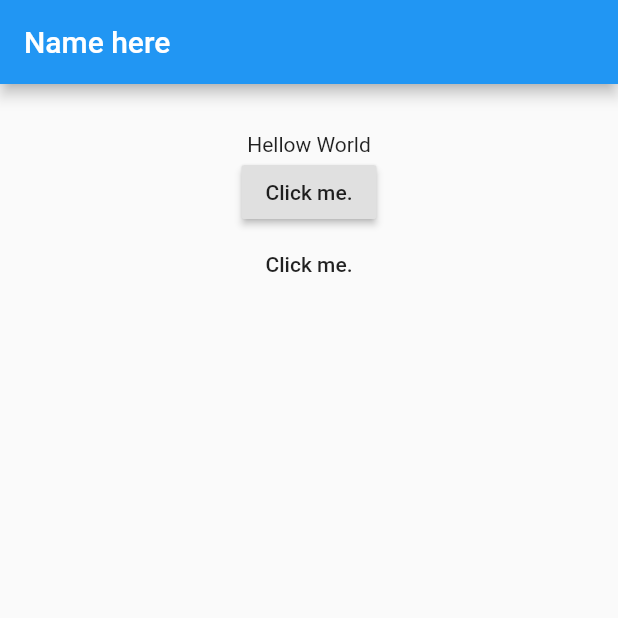
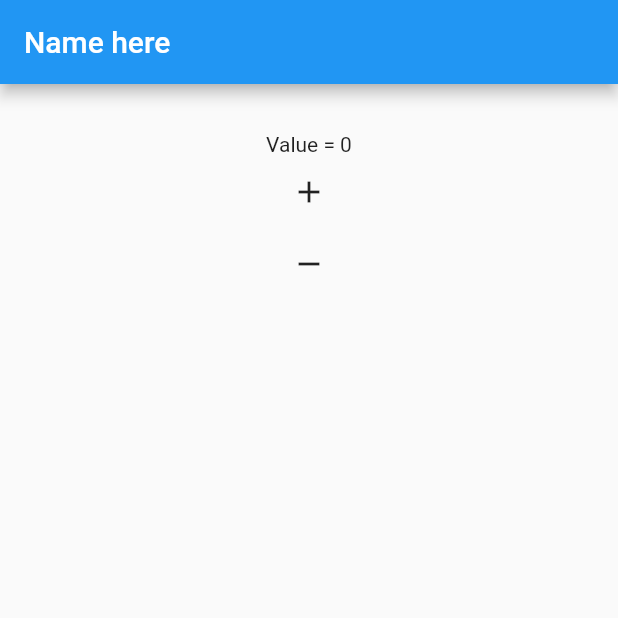
Before and after one commit to NaokiDohi/Flutter-Beginners_Button, a Flutter app: the screen it shows after launch, on a phone screen of 412 x 824 dp, the top half of it. Run offline on Flutter 3.47's test engine with Material 2 defaults, Android fonts, the phone set to English and light mode, and no system bars.

Commit message:
Icon Button

```diff
--- a/lib/main.dart
+++ b/lib/main.dart
@@ -12,11 +12,17 @@ class MyApp extends StatefulWidget {
 }
 
 class _State extends State<MyApp> {
-  String _value = "Hellow World";
+  int _value = 0;
 
-  void _onPressed() {
+  void _add() {
     setState(() {
-      _value = new DateTime.now().toString();
+      _value++;
+    });
+  }
+
+  void _subtract() {
+    setState(() {
+      _value--;
     });
   }
 
@@ -31,14 +37,18 @@ class _State extends State<MyApp> {
         child: new Center(
           child: new Column(
             children: <Widget>[
-              new Text(_value),
-              new RaisedButton(
-                onPressed: _onPressed,
-                child: new Text("Click me."),
+              new Text("Value = $_value"),
+              //${_value}
+              // If you're just interpolating a simple identifier,
+              // and it's not immediately followed by more alphanumeric text,
+              // the {} can and should be omitted.
+              new IconButton(
+                icon: new Icon(Icons.add),
+                onPressed: _add,
               ),
-              new FlatButton(
-                onPressed: _onPressed,
-                child: new Text("Click me."),
+              new IconButton(
+                icon: new Icon(Icons.remove),
+                onPressed: _subtract,
               )
             ],
           ),
```
